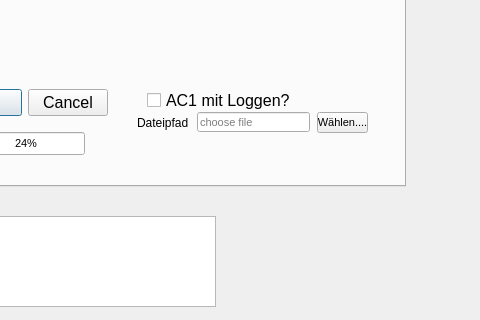
Above: qt designer/standa_pyrpl_gui.ui from treeTUkl/pyrpl_user_dir before the change; both pictures show x 305 to 785 and y 334 to 654 of the 785 by 738 pixel window. Below: the same form after it.
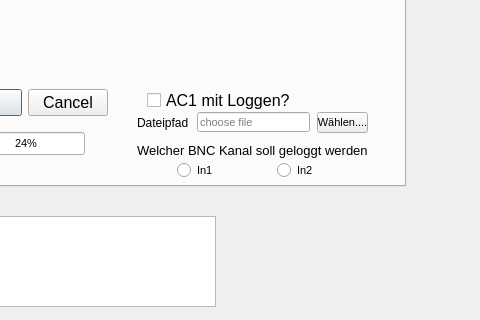
That is the form after the change. The open tabs and pages were chosen to show the change.

Diff of the .ui file:
```diff
--- a/qt designer/standa_pyrpl_gui.ui
+++ b/qt designer/standa_pyrpl_gui.ui
@@ -875,6 +875,60 @@
        <string>Sort List</string>
       </property>
      </widget>
+     <widget class="QRadioButton" name="pyrpl_input1">
+      <property name="geometry">
+       <rect>
+        <x>440</x>
+        <y>430</y>
+        <width>41</width>
+        <height>17</height>
+       </rect>
+      </property>
+      <property name="font">
+       <font>
+        <pointsize>8</pointsize>
+       </font>
+      </property>
+      <property name="text">
+       <string>In1</string>
+      </property>
+     </widget>
+     <widget class="QRadioButton" name="pyrpl_input2">
+      <property name="geometry">
+       <rect>
+        <x>540</x>
+        <y>430</y>
+        <width>41</width>
+        <height>17</height>
+       </rect>
+      </property>
+      <property name="font">
+       <font>
+        <pointsize>8</pointsize>
+       </font>
+      </property>
+      <property name="text">
+       <string>In2</string>
+      </property>
+     </widget>
+     <widget class="QLabel" name="label">
+      <property name="geometry">
+       <rect>
+        <x>400</x>
+        <y>410</y>
+        <width>231</width>
+        <height>16</height>
+       </rect>
+      </property>
+      <property name="font">
+       <font>
+        <pointsize>10</pointsize>
+       </font>
+      </property>
+      <property name="text">
+       <string>Welcher BNC Kanal soll geloggt werden?</string>
+      </property>
+     </widget>
     </widget>
    </widget>
    <widget class="QLabel" name="label_2">
```
Left out of the diff: 14 changed lines with no effect on the pictures.
